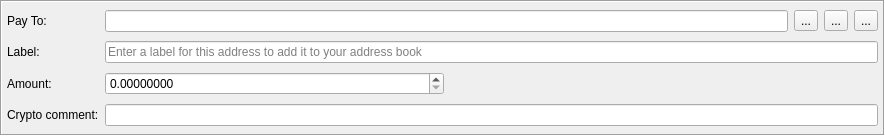
First picture: the form in src/gui/ui/transferframe.ui, repository Mythicaler/digitalkabwallet, before the edit.
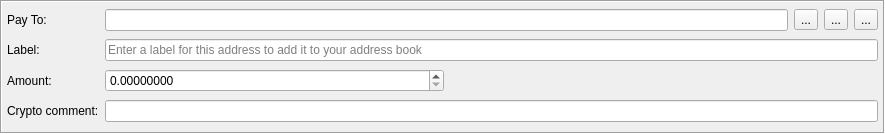
Second picture: the form after the edit. Icons and pictures are not drawn.

```diff
--- a/src/gui/ui/transferframe.ui
+++ b/src/gui/ui/transferframe.ui
@@ -7,7 +7,7 @@
     <x>0</x>
     <y>0</y>
     <width>885</width>
-    <height>136</height>
+    <height>134</height>
    </rect>
   </property>
   <property name="windowTitle">
```
Left out of the diff: 17 changed lines with no effect on the pictures.
